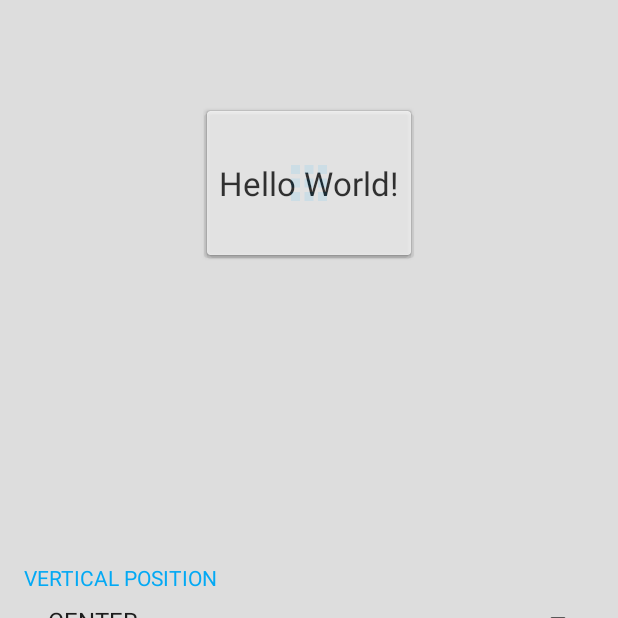
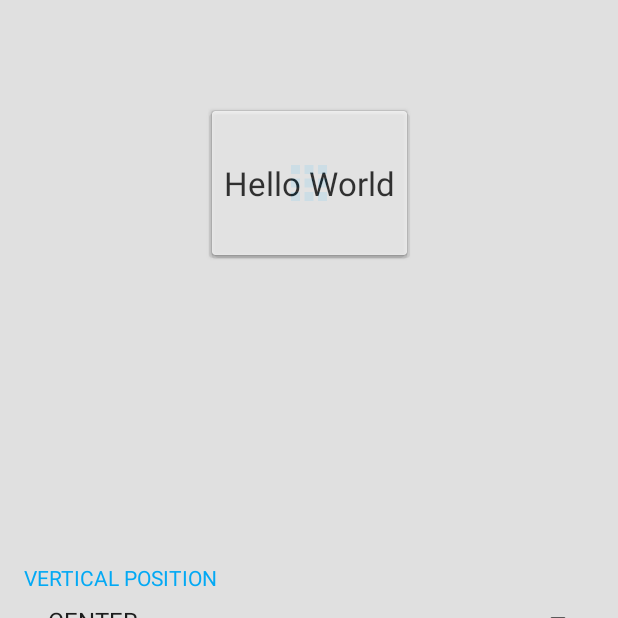
Before and after one commit to kakajika/RelativePopupWindow, an Android app: the screen it shows after launch (ExampleActivity), after a tap on an icon or button, on a phone screen of 412 x 824 dp, the part 477-1095 px from its top. Run offline under Robolectric (Android 15) with nearby library versions, the phone set to English and light mode, and no system bars.

Commit message:
Update example's design

```diff
--- a/example/src/main/res/layout/activity_example.xml
+++ b/example/src/main/res/layout/activity_example.xml
@@ -9,7 +9,7 @@
     android:paddingLeft="@dimen/activity_horizontal_margin"
     android:paddingRight="@dimen/activity_horizontal_margin"
     android:paddingTop="@dimen/activity_vertical_margin"
-    android:background="#DDD"
+    android:background="#E0E0E0"
     tools:context=".ExampleActivity">
 
     <ImageView
@@ -19,6 +19,7 @@
         android:layout_centerInParent="true"
         android:src="@drawable/ic_anchor"
         android:tint="@color/colorAccent"
+        android:background="?android:selectableItemBackground"
         />
 
     <LinearLayout
--- a/example/src/main/res/layout/popup_card.xml
+++ b/example/src/main/res/layout/popup_card.xml
@@ -20,7 +20,8 @@
         <TextView
             android:layout_width="wrap_content"
             android:layout_height="wrap_content"
-            android:text="Hello World!"
+            android:text="Hello World"
+            android:gravity="center"
             style="?android:attr/textAppearanceLarge"
             />
 
```
Also changed, not shown: 1 other file.
